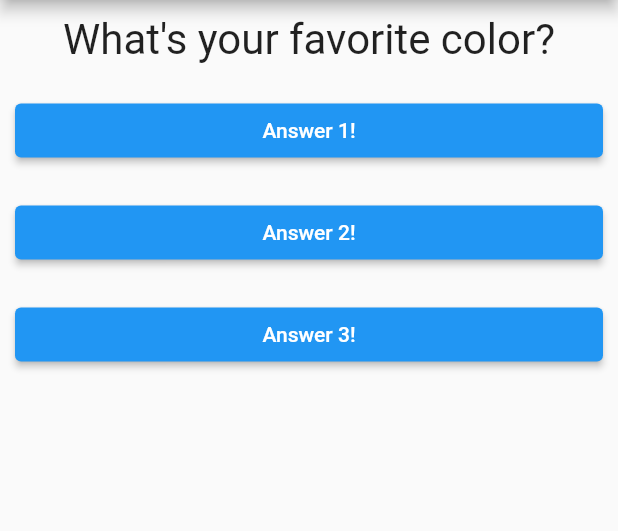
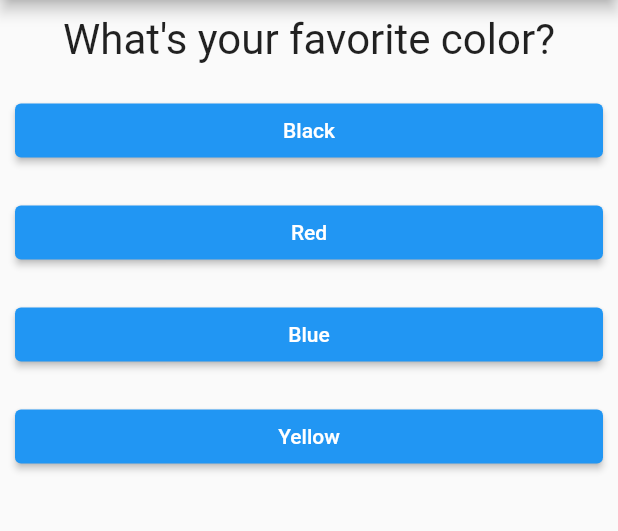
Before and after one commit to luk3skyw4lker/quiz_app, a Flutter app: the screen it shows after launch, on a phone screen of 412 x 824 dp, the part 84-615 px from its top. Run offline on Flutter 3.47's test engine with Material 2 defaults, Android fonts, the phone set to English and light mode, and no system bars.

Commit message:
[feat]: Turn the questions string list into a Map

```diff
--- a/lib/main.dart
+++ b/lib/main.dart
@@ -14,8 +14,14 @@ class MyApp extends StatefulWidget {
 
 class _MyAppState extends State<MyApp> {
   final _questions = [
-    'What\'s your favorite color?',
-    'What\'s your favorite animal?'
+    {
+      'questionText': 'What\'s your favorite color?',
+      'answers': ['Black', 'Red', 'Blue', 'Yellow'],
+    },
+    {
+      'questionText': 'What\'s your favorite animal?',
+      'answers': ['Lion', 'Snake', 'Elephant', 'Mouse'],
+    }
   ];
   var _questionIndex = 0;
 
@@ -39,11 +45,14 @@ class _MyAppState extends State<MyApp> {
         body: Column(
           children: [
             Question(
-              question: _questions[_questionIndex],
+              question: _questions[_questionIndex]['questionText'] as String,
             ),
-            AnswerButton(onPress: _pressButton, buttonText: 'Answer 1!'),
-            AnswerButton(onPress: _pressButton, buttonText: 'Answer 2!'),
-            AnswerButton(onPress: _pressButton, buttonText: 'Answer 3!'),
+            ...(_questions[_questionIndex]['answers'] as List<String>)
+                .map(
+                  (answer) =>
+                      AnswerButton(onPress: _pressButton, buttonText: answer),
+                )
+                .toList()
           ],
         ),
       ),
```
